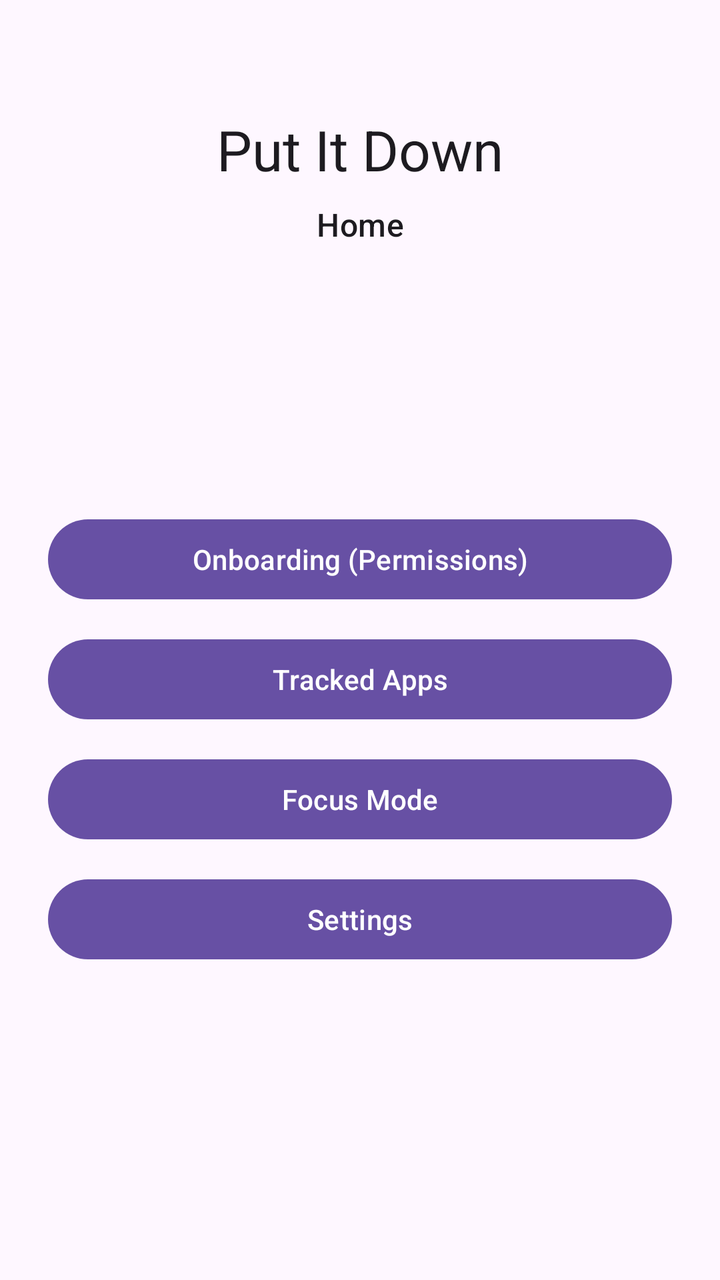
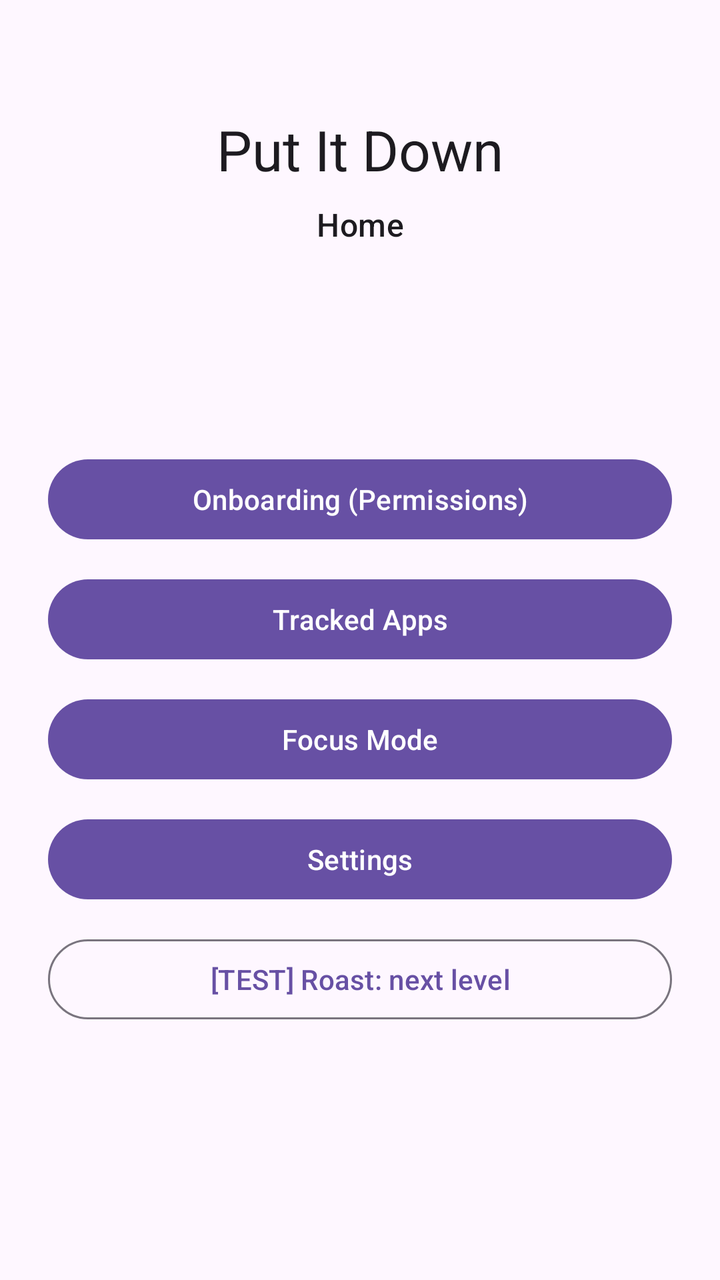

The first picture is an Android layout as it rendered before a commit; the second is the same layout after the commit. The layout source and the unified diff follow.
<!-- AndroidManifest.xml: application theme Theme.RoastApp -->
<!-- res/layout/core_activity_home.xml -->
<?xml version="1.0" encoding="utf-8"?>
<androidx.constraintlayout.widget.ConstraintLayout xmlns:android="http://schemas.android.com/apk/res/android"
    xmlns:app="http://schemas.android.com/apk/res-auto"
    android:layout_width="match_parent"
    android:layout_height="match_parent"
    android:fitsSystemWindows="true"
    android:padding="24dp">

    <TextView
        android:id="@+id/text_home_title"
        android:layout_width="wrap_content"
        android:layout_height="wrap_content"
        android:text="@string/app_name"
        android:textAppearance="?attr/textAppearanceHeadlineMedium"
        app:layout_constraintEnd_toEndOf="parent"
        app:layout_constraintStart_toStartOf="parent"
        app:layout_constraintTop_toTopOf="parent"
        android:layout_marginTop="32dp" />

    <TextView
        android:id="@+id/text_home_subtitle"
        android:layout_width="wrap_content"
        android:layout_height="wrap_content"
        android:layout_marginTop="8dp"
        android:text="@string/core_title_home"
        android:textAppearance="?attr/textAppearanceTitleMedium"
        app:layout_constraintEnd_toEndOf="parent"
        app:layout_constraintStart_toStartOf="parent"
        app:layout_constraintTop_toBottomOf="@id/text_home_title" />

    <LinearLayout
        android:id="@+id/container_menu_buttons"
        android:layout_width="0dp"
        android:layout_height="wrap_content"
        android:orientation="vertical"
        app:layout_constraintBottom_toBottomOf="parent"
        app:layout_constraintEnd_toEndOf="parent"
        app:layout_constraintStart_toStartOf="parent"
        app:layout_constraintTop_toBottomOf="@id/text_home_subtitle">

        <com.google.android.material.button.MaterialButton
            android:id="@+id/btn_nav_onboarding"
            android:layout_width="match_parent"
            android:layout_height="wrap_content"
            android:layout_marginBottom="12dp"
            android:text="@string/core_btn_onboarding" />

        <com.google.android.material.button.MaterialButton
            android:id="@+id/btn_nav_tracking"
            android:layout_width="match_parent"
            android:layout_height="wrap_content"
            android:layout_marginBottom="12dp"
            android:text="@string/core_btn_tracking" />

        <com.google.android.material.button.MaterialButton
            android:id="@+id/btn_nav_focus"
            android:layout_width="match_parent"
            android:layout_height="wrap_content"
            android:layout_marginBottom="12dp"
            android:text="@string/core_btn_focus" />

        <com.google.android.material.button.MaterialButton
            android:id="@+id/btn_nav_settings"
            android:layout_width="match_parent"
            android:layout_height="wrap_content"
            android:text="@string/core_btn_settings" />

    </LinearLayout>

</androidx.constraintlayout.widget.ConstraintLayout>
<!-- resources referenced by this layout -->
<resources>
  <string name="app_name">Put It Down</string>
  <string name="core_btn_focus">Focus Mode</string>
  <string name="core_btn_onboarding">Onboarding (Permissions)</string>
  <string name="core_btn_settings">Settings</string>
  <string name="core_btn_tracking">Tracked Apps</string>
  <string name="core_title_home">Home</string>
  <style name="Theme.RoastApp" parent="Theme.Material3.DayNight.NoActionBar" />
</resources>

<!-- the commit's change to res/layout/core_activity_home.xml (unified diff, before → after) -->
@@ -65,6 +65,14 @@
             android:layout_height="wrap_content"
             android:text="@string/core_btn_settings" />
 
+        <com.google.android.material.button.MaterialButton
+            android:id="@+id/btn_roast_test"
+            style="?attr/materialButtonOutlinedStyle"
+            android:layout_width="match_parent"
+            android:layout_height="wrap_content"
+            android:layout_marginTop="12dp"
+            android:text="@string/roast_test_btn" />
+
     </LinearLayout>
 
 </androidx.constraintlayout.widget.ConstraintLayout>
<!-- resource entries referenced after the edit -->
@@ -6,6 +6,7 @@
   <string name="core_btn_settings">Settings</string>
   <string name="core_btn_tracking">Tracked Apps</string>
   <string name="core_title_home">Home</string>
+  <string name="roast_test_btn">[TEST] Roast: next level</string>
   <style name="Theme.RoastApp" parent="Theme.Material3.DayNight.NoActionBar" />
 </resources>
 
